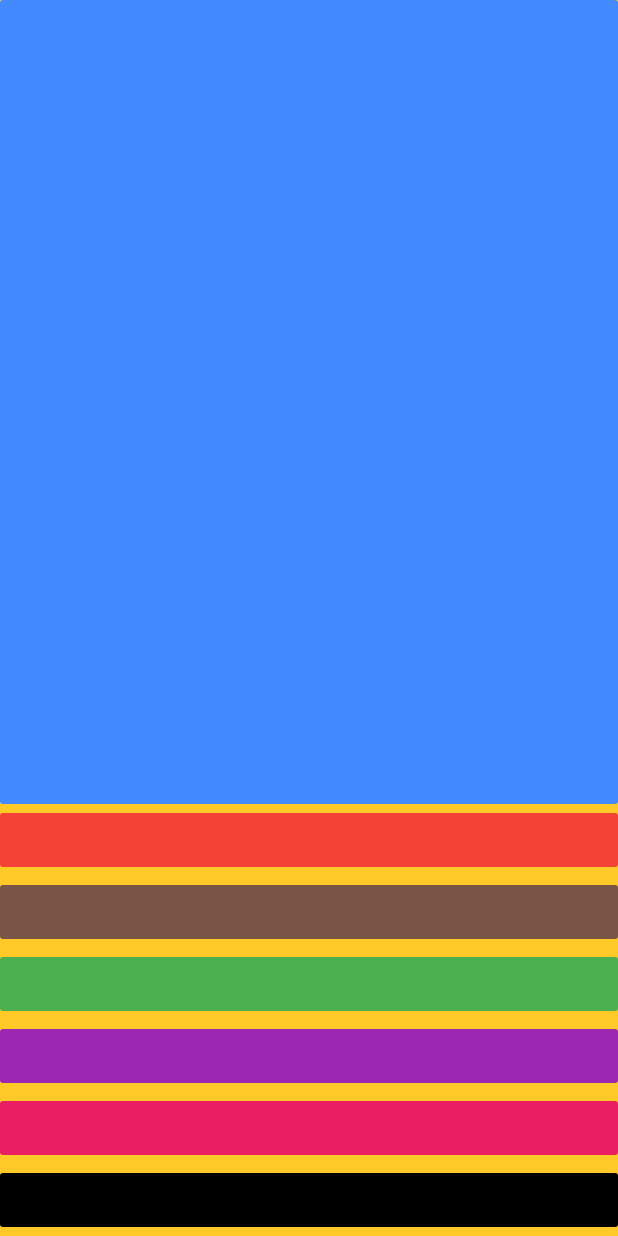
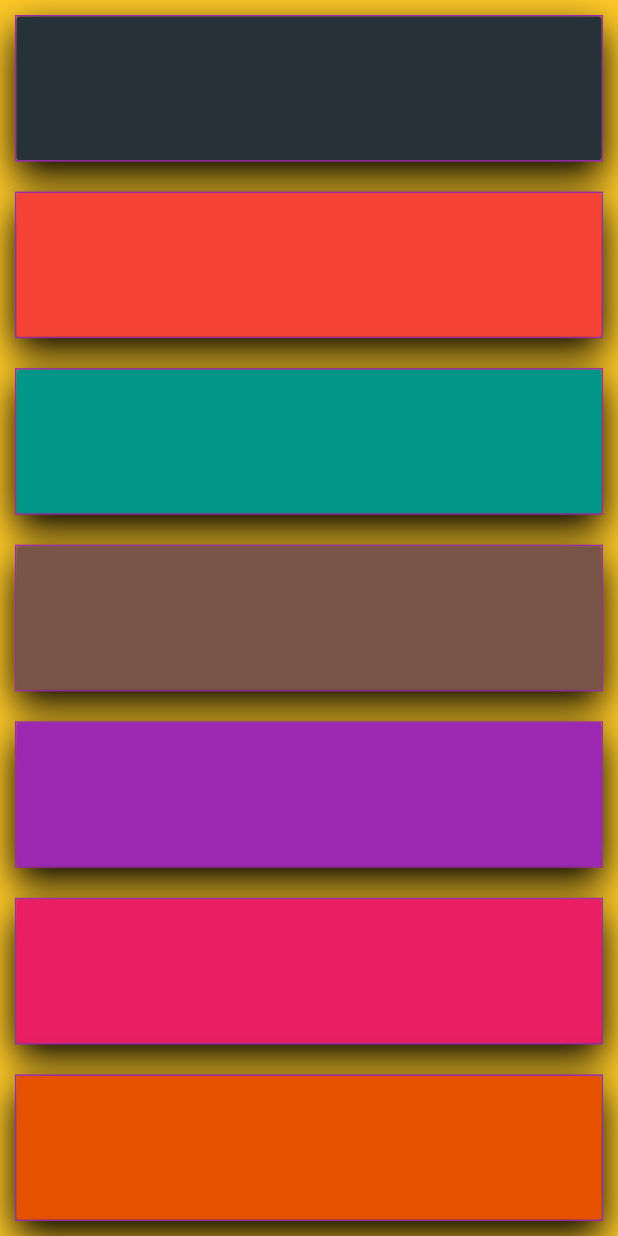
Before and after one commit to srjpnd/music_board, a Flutter app: the screen it shows after launch, on a phone screen of 412 x 824 dp. Run offline on Flutter 3.47's test engine with Material 2 defaults, Android fonts, the phone set to English and light mode, and no system bars; our stand-ins replace assets_audio_player.

Commit message:
finalized project

```diff
--- a/lib/main.dart
+++ b/lib/main.dart
@@ -15,14 +15,32 @@ class homepage extends StatefulWidget {
 
 class _homepageState extends State<homepage> {
 
-  Expanded playme(int integers){
+   playme(int integers){
 
     final player = AssetsAudioPlayer();
     player.open("assets/note$integers.wav",);
 
   }
 
+  Expanded notekey( {Color color,int integers}){
+   return Expanded(
+       child:Container(
+         decoration:BoxDecoration(
+           border: Border.all(color: Colors.purple),
+           boxShadow: [BoxShadow(blurRadius: 20.0,
+           offset: Offset(0, 10)
 
+
+           )]
+         ),
+         margin: EdgeInsets.all(10.0),
+         child: FlatButton(
+        onPressed: (){
+            playme(integers);},
+            color: color,
+    ),),
+   );
+  }
   @override
   Widget build(BuildContext context) {
     return Scaffold(
@@ -30,27 +48,15 @@ class _homepageState extends State<homepage> {
       body: SafeArea(child:
       Column(
         crossAxisAlignment: CrossAxisAlignment.stretch,
+
         children: <Widget>[
-
-        Expanded(
-                  child: FlatButton(onPressed: (){
-            playme(1)
-            ;},color: Colors.blueAccent,
-            ),
-        ),
-        FlatButton(onPressed: (){
-          playme(2);},
-          color:Colors.red ,),
-        FlatButton(onPressed: (){
-          playme(3);},color:Colors.brown,),
-        FlatButton(onPressed: (){
-          playme(4);},color:Colors.green ,),
-        FlatButton(onPressed: (){
-          playme(5); },color: Colors.purple,),
-        FlatButton(onPressed: (){
-          playme(6);},color:Colors.pink,),
-        FlatButton(onPressed: (){
-          playme(7);},color:Colors.black),
+          notekey(color: Colors.blueGrey[900],integers: 1),
+          notekey(color: Colors.red,integers: 2),
+          notekey(color: Colors.teal,integers: 3),
+          notekey(color: Colors.brown,integers: 4),
+          notekey(color: Colors.purple,integers: 5),
+          notekey(color: Colors.pink,integers: 6),
+          notekey(color: Colors.orange[900],integers: 7),
 
 
       ],),),
```
